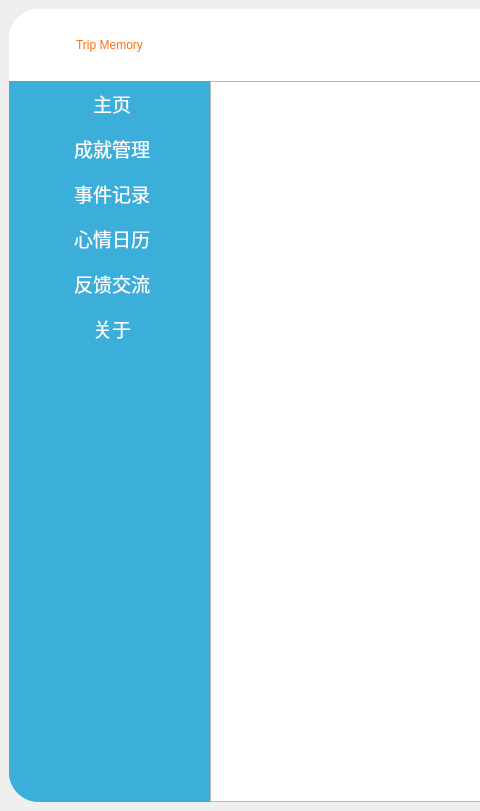
Above: FinalProject/main_window.ui from musuwer/QtCourse before the change; both pictures show x 0 to 480 and y 0 to 811 of the 1224 by 811 pixel window. Below: the same form after it.
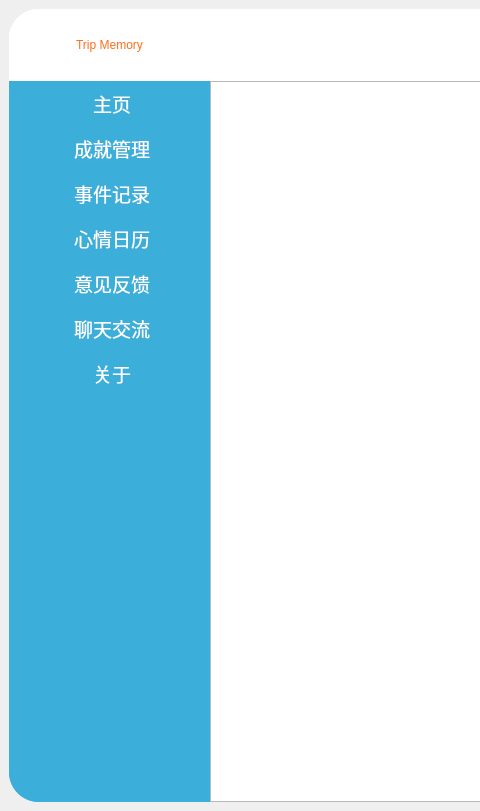
That is the form after the change. Icons and pictures are not drawn.

```diff
--- a/FinalProject/main_window.ui
+++ b/FinalProject/main_window.ui
@@ -568,7 +568,15 @@
                </item>
                <item>
                 <property name="text">
-                 <string>反馈交流</string>
+                 <string>意见反馈</string>
+                </property>
+                <property name="textAlignment">
+                 <set>AlignCenter</set>
+                </property>
+               </item>
+               <item>
+                <property name="text">
+                 <string>聊天交流</string>
                 </property>
                 <property name="textAlignment">
                  <set>AlignCenter</set>
```
Left out of the diff: 30 changed lines with no effect on the pictures.
